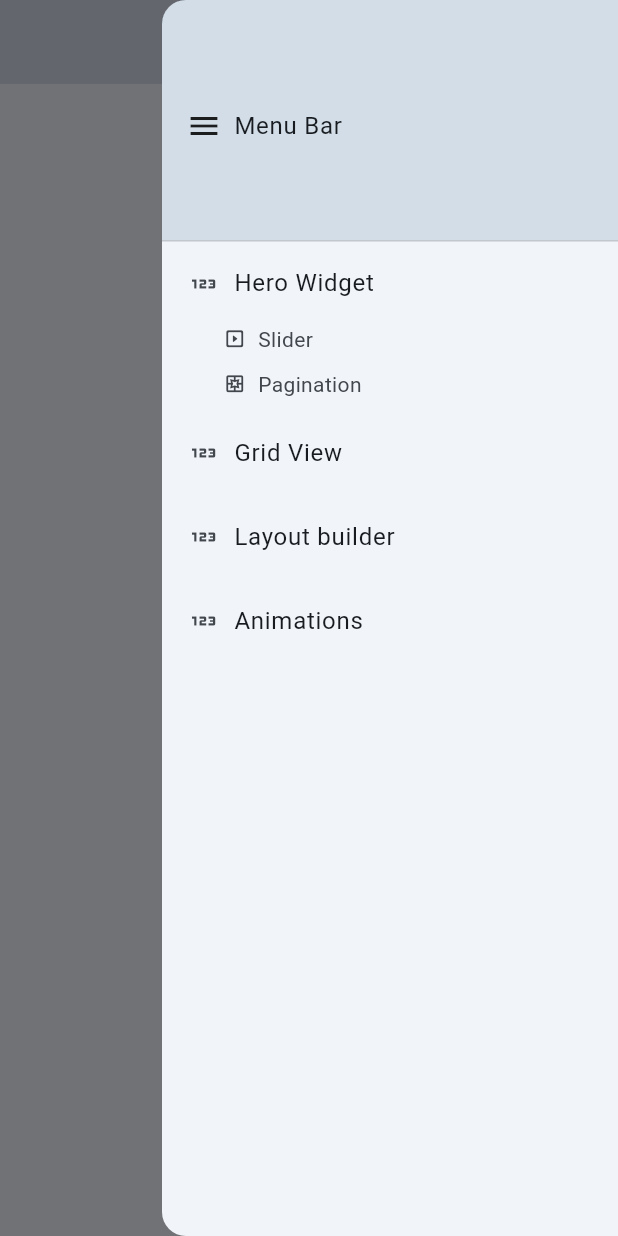
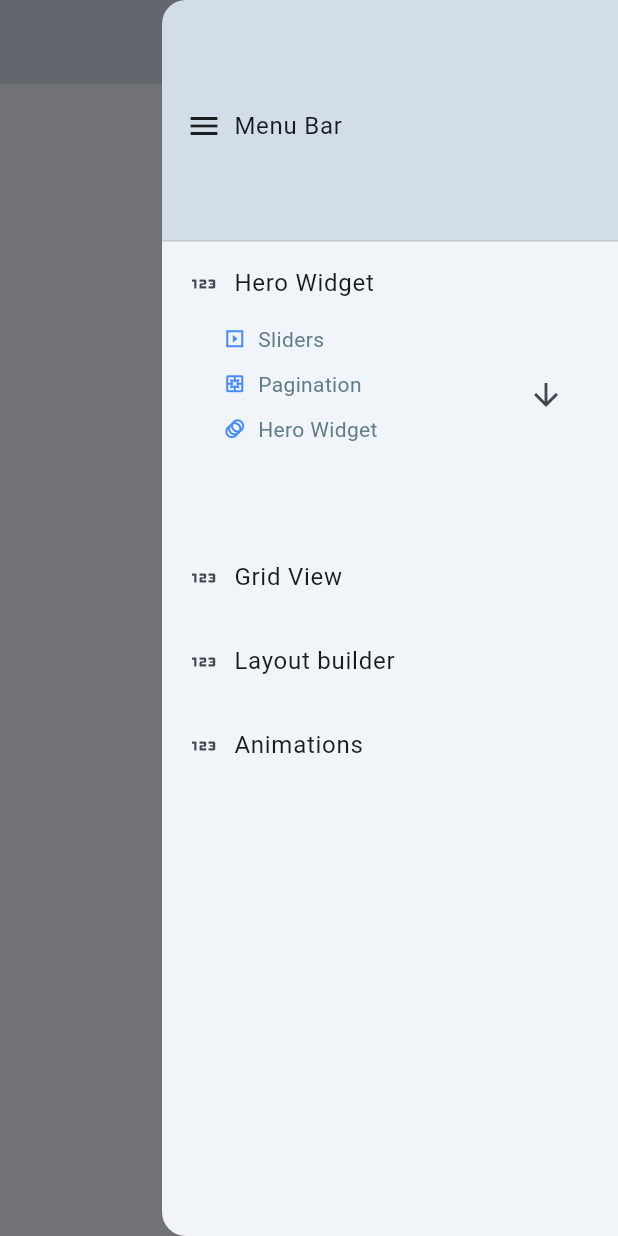
Before and after one commit to priya31-prog/flutter_practice, a Flutter app: the screen it shows after launch, with the side drawer open, on a phone screen of 412 x 824 dp. Run offline on Flutter 3.47's test engine with Material 3 defaults, Android fonts, the phone set to English and light mode, and no system bars.

Commit message:
left drawer arrows

```diff
--- a/isolates_mixins/lib/mixins/left_drawer_menu.dart
+++ b/isolates_mixins/lib/mixins/left_drawer_menu.dart
@@ -1,6 +1,12 @@
 import 'package:flutter/material.dart';
 
 mixin DrawerMixin {
+  List<String> subtitles = ['Sliders', 'Pagination', 'Hero Widget'];
+  List<IconData> iconsList = [
+    Icons.slideshow_sharp,
+    Icons.pages_outlined,
+    Icons.animation_outlined,
+  ];
   Widget drawerWidget(BuildContext context) {
     return ListView(
       children: [
@@ -17,23 +23,55 @@ mixin DrawerMixin {
 
         ListTile(
           title: textIconButton(icon: Icons.onetwothree, text: 'Hero Widget'),
-          subtitle: Padding(
+          subtitle: Container(
+            height: MediaQuery.of(context).size.height * 0.18,
             padding: const EdgeInsets.only(left: 25, top: 15),
-            child: Column(
-              spacing: 10,
-              children: [
-                textIconButton(
-                  icon: Icons.slideshow_rounded,
-                  text: 'Slider',
+            child: ListView.separated(
+              itemBuilder: (BuildContext context, int index) {
+                return textIconButton(
+                  icon: iconsList[index],
+                  text: subtitles[index],
+                  iconColor: Colors.blueAccent,
                   iconSize: 15,
-                ),
-                textIconButton(
-                  icon: Icons.pages_outlined,
-                  text: 'Pagination',
-                  iconSize: 15,
-                ),
-              ],
+                  textStyle: TextStyle(color: Colors.blueGrey),
+                );
+              },
+              separatorBuilder: (BuildContext context, int index) {
+                return SizedBox(height: 10);
+              },
+              itemCount: 3,
             ),
+
+            // Column(
+            //   spacing: 10,
+            //   children: [
+            //     textIconButton(
+            //       icon: Icons.slideshow_rounded,
+            //       text: 'Slider',
+            //       iconSize: 15,
+            //       iconColor: Colors.blueAccent,
+            //       textStyle: TextStyle(color: Colors.blueAccent),
+            //     ),
+            //     textIconButton(
+            //       icon: Icons.help_rounded,
+            //       text: 'Hero',
+            //       iconSize: 15,
+            //       iconColor: Colors.blueAccent,
+            //       textStyle: TextStyle(color: Colors.blueAccent),
+            //     ),
+            //     textIconButton(
+            //       icon: Icons.pages_outlined,
+            //       text: 'Pagination',
+            //       iconSize: 15,
+            //       iconColor: Colors.blueAccent,
+            //       textStyle: TextStyle(color: Colors.blueAccent),
+            //     ),
+            //   ],
+            // ),
+          ),
+          trailing: IconButton(
+            onPressed: () {},
+            icon: Icon(Icons.arrow_downward),
           ),
         ),
         ListTile(
@@ -94,12 +132,13 @@ Widget textIconButton({
   required String text,
   TextStyle? textStyle,
   double? iconSize,
+  Color? iconColor,
 }) {
   return InkWell(
     onTap: iconBtnPress,
     child: Row(
       children: [
-        Icon(icon, size: iconSize),
+        Icon(icon, size: iconSize, color: iconColor),
         SizedBox(width: 8),
         Text(text, style: textStyle),
       ],
```
